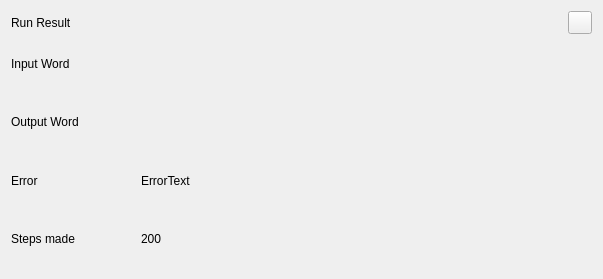
Old version of the form YAD-Studio/Widgets/RunWidget.ui in the repository Yad-Studio/YAD-Studio.
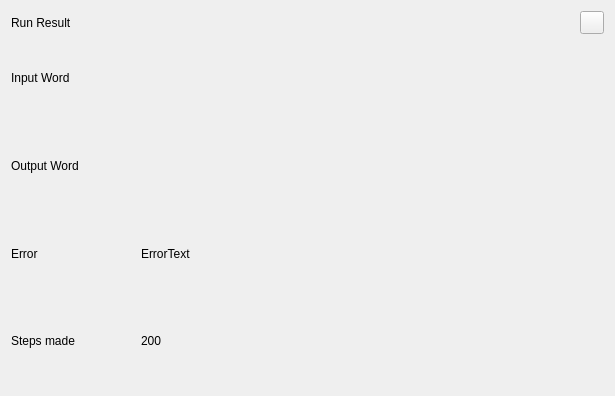
New version of the form. Custom widgets are drawn as their Qt base class.

Commit message: RunWidget design

The edit to the form file:
```diff
--- a/YAD-Studio/Widgets/RunWidget.ui
+++ b/YAD-Studio/Widgets/RunWidget.ui
@@ -6,8 +6,8 @@
    <rect>
     <x>0</x>
     <y>0</y>
-    <width>603</width>
-    <height>279</height>
+    <width>615</width>
+    <height>396</height>
    </rect>
   </property>
   <property name="sizePolicy">
@@ -16,6 +16,12 @@
     <verstretch>0</verstretch>
    </sizepolicy>
   </property>
+  <property name="minimumSize">
+   <size>
+    <width>0</width>
+    <height>0</height>
+   </size>
+  </property>
   <property name="windowTitle">
    <string>Form</string>
   </property>
@@ -28,6 +34,9 @@
    </property>
    <item>
     <layout class="QHBoxLayout" name="horizontalLayout">
+     <property name="sizeConstraint">
+      <enum>QLayout::SetMinimumSize</enum>
+     </property>
      <item>
       <widget class="QLabel" name="title">
        <property name="text">
@@ -59,8 +68,17 @@
    </item>
    <item>
     <layout class="QGridLayout" name="gridLayout_2">
+     <property name="sizeConstraint">
+      <enum>QLayout::SetMinimumSize</enum>
+     </property>
      <item row="0" column="0">
       <widget class="QLabel" name="inputWord">
+       <property name="sizePolicy">
+        <sizepolicy hsizetype="Preferred" vsizetype="Minimum">
+         <horstretch>0</horstretch>
+         <verstretch>0</verstretch>
+        </sizepolicy>
+       </property>
        <property name="maximumSize">
         <size>
          <width>130</width>
@@ -74,6 +92,12 @@
      </item>
      <item row="2" column="0">
       <widget class="QLabel" name="errorTitle">
+       <property name="sizePolicy">
+        <sizepolicy hsizetype="Preferred" vsizetype="Minimum">
+         <horstretch>0</horstretch>
+         <verstretch>0</verstretch>
+        </sizepolicy>
+       </property>
        <property name="maximumSize">
         <size>
          <width>130</width>
@@ -87,6 +111,18 @@
      </item>
      <item row="3" column="0">
       <widget class="QLabel" name="steps">
+       <property name="sizePolicy">
+        <sizepolicy hsizetype="Preferred" vsizetype="Minimum">
+         <horstretch>0</horstretch>
+         <verstretch>0</verstretch>
+        </sizepolicy>
+       </property>
+       <property name="minimumSize">
+        <size>
+         <width>0</width>
+         <height>50</height>
+        </size>
+       </property>
        <property name="maximumSize">
         <size>
          <width>130</width>
@@ -94,7 +130,7 @@
         </size>
        </property>
        <property name="text">
-        <string>Steps made</string>
+        <string>Steps made </string>
        </property>
       </widget>
      </item>
@@ -106,6 +142,12 @@
          <verstretch>0</verstretch>
         </sizepolicy>
        </property>
+       <property name="minimumSize">
+        <size>
+         <width>0</width>
+         <height>0</height>
+        </size>
+       </property>
       </widget>
      </item>
      <item row="0" column="1">
@@ -120,6 +162,12 @@
      </item>
      <item row="1" column="0">
       <widget class="QLabel" name="outputWord">
+       <property name="sizePolicy">
+        <sizepolicy hsizetype="Preferred" vsizetype="Minimum">
+         <horstretch>0</horstretch>
+         <verstretch>0</verstretch>
+        </sizepolicy>
+       </property>
        <property name="maximumSize">
         <size>
          <width>130</width>
```
Left out of the diff: 6 changed lines with no effect on the pictures.
